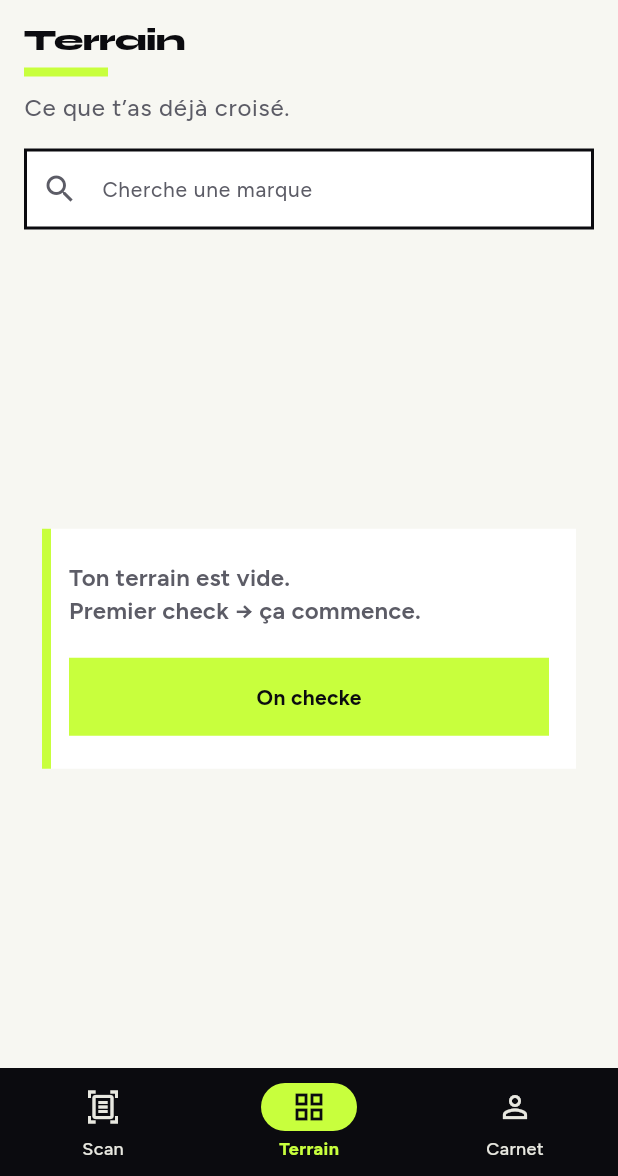
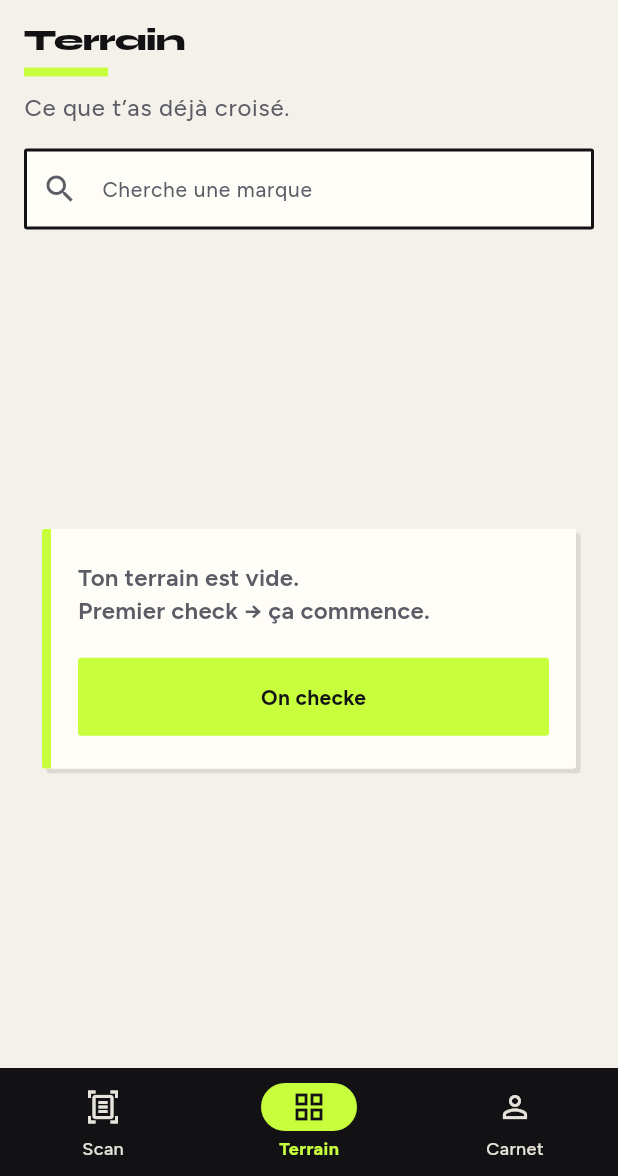
Before and after one commit to Enterenn/ceaki, a Flutter app: the screen it shows after launch, item 2 of the bottom bar chosen, on a phone screen of 412 x 824 dp, the part 60-1236 px from its top. Run offline on Flutter 3.47's test engine with Material 3 defaults, Android fonts, the phone set to English and light mode, and no system bars; our stand-ins replace drift, drift_flutter, flutter_riverpod, permission_handler; missing offline and left inert: mobile_scanner; accounts and stored records are empty; generated files the repository leaves out were written again.

Commit message:
Lay down A-fun zine tokens without the punk edge.
Warmer paper, soft square radius, and flat stamp shadows for sticker lift.

Co-authored-by: Cursor <cursoragent@cursor.com>

```diff
--- a/lib/ui/library/fiche_chrome.dart
+++ b/lib/ui/library/fiche_chrome.dart
@@ -33,14 +33,15 @@ class FicheSection extends StatelessWidget {
   }
 }
 
-/// Accent panel — left bar + fill. Used on result, archive, and fiches.
+/// Accent panel — left bar + optional stamp lift.
 class FichePanel extends StatelessWidget {
   const FichePanel({
     required this.child,
     this.accent = TransparenceColors.lime,
-    this.color = Colors.white,
+    this.color = TransparenceColors.panel,
     this.padding = const EdgeInsets.fromLTRB(16, 16, 16, 16),
     this.margin = const EdgeInsets.symmetric(horizontal: 16),
+    this.lifted = true,
     super.key,
   });
 
@@ -49,6 +50,7 @@ class FichePanel extends StatelessWidget {
   final Color color;
   final EdgeInsetsGeometry padding;
   final EdgeInsetsGeometry margin;
+  final bool lifted;
 
   @override
   Widget build(BuildContext context) {
@@ -57,9 +59,23 @@ class FichePanel extends StatelessWidget {
       child: DecoratedBox(
         decoration: BoxDecoration(
           color: color,
-          border: Border(left: BorderSide(color: accent, width: 6)),
+          borderRadius: TransparenceRadii.all,
+          boxShadow: lifted ? TransparenceShadows.stamp : null,
         ),
-        child: Padding(padding: padding, child: child),
+        child: ClipRRect(
+          borderRadius: TransparenceRadii.all,
+          child: IntrinsicHeight(
+            child: Row(
+              crossAxisAlignment: CrossAxisAlignment.stretch,
+              children: [
+                ColoredBox(color: accent, child: const SizedBox(width: 6)),
+                Expanded(
+                  child: Padding(padding: padding, child: child),
+                ),
+              ],
+            ),
+          ),
+        ),
       ),
     );
   }
@@ -84,7 +100,7 @@ class FicheNavRow extends StatelessWidget {
   Widget build(BuildContext context) {
     final theme = Theme.of(context);
     return Material(
-      color: Colors.white,
+      color: TransparenceColors.panel,
       child: InkWell(
         onTap: onTap,
         child: Padding(
--- a/lib/ui/library/library_page.dart
+++ b/lib/ui/library/library_page.dart
@@ -179,16 +179,20 @@ class _FilterChip extends StatelessWidget {
   Widget build(BuildContext context) {
     final theme = Theme.of(context);
     final onSelected = color == TransparenceColors.mute
-        ? TransparenceColors.paper
+        ? TransparenceColors.panel
         : Colors.white;
     return Material(
-      color: selected ? color : Colors.white,
+      color: selected ? color : TransparenceColors.panel,
+      borderRadius: TransparenceRadii.all,
       child: InkWell(
         onTap: onTap,
+        borderRadius: TransparenceRadii.all,
         child: Container(
           padding: const EdgeInsets.symmetric(horizontal: 12, vertical: 8),
           decoration: BoxDecoration(
+            borderRadius: TransparenceRadii.all,
             border: Border.all(color: color, width: 1.5),
+            boxShadow: selected ? null : TransparenceShadows.stamp,
           ),
           child: Text(
             label,
--- a/lib/ui/theme.dart
+++ b/lib/ui/theme.dart
@@ -1,14 +1,40 @@
 import 'package:flutter/material.dart';
 
-/// Ink, paper, acid lime — punchy without the usual AI purple/cream look.
+/// A-fun zine tokens — playful sticker energy, not punk tract.
 abstract final class TransparenceColors {
-  static const ink = Color(0xFF0B0B0F);
-  static const paper = Color(0xFFF7F7F2);
+  static const ink = Color(0xFF121214);
+  static const paper = Color(0xFFF3F1E9);
+  static const panel = Color(0xFFFFFDF8);
   static const lime = Color(0xFFC8FF3D);
   static const coral = Color(0xFFFF3D5A);
   static const leaf = Color(0xFF12B886);
-  static const mist = Color(0xFFE8E8E0);
+  static const mist = Color(0xFFE6E4DA);
   static const mute = Color(0xFF5C5C66);
+}
+
+/// Soft square — fun sticker, not pill.
+abstract final class TransparenceRadii {
+  static const double sm = 2;
+  static const BorderRadius all = BorderRadius.all(Radius.circular(sm));
+}
+
+/// Flat offset shadow — sticker lift, no soft blur.
+abstract final class TransparenceShadows {
+  static const List<BoxShadow> stamp = [
+    BoxShadow(
+      color: Color(0x1A121214),
+      offset: Offset(3, 3),
+      blurRadius: 0,
+    ),
+  ];
+
+  static const List<BoxShadow> stampStrong = [
+    BoxShadow(
+      color: Color(0x28121214),
+      offset: Offset(4, 4),
+      blurRadius: 0,
+    ),
+  ];
 }
 
 ThemeData transparenceTheme() {
@@ -25,7 +51,7 @@ ThemeData transparenceTheme() {
     surfaceContainerHighest: TransparenceColors.mist,
     onSurfaceVariant: TransparenceColors.mute,
     outline: Color(0xFF2A2A32),
-    outlineVariant: Color(0xFFC8C8BE),
+    outlineVariant: Color(0xFFC8C6BC),
   );
 
   final display = TextStyle(
@@ -87,6 +113,7 @@ ThemeData transparenceTheme() {
     useMaterial3: true,
     colorScheme: seed,
     scaffoldBackgroundColor: TransparenceColors.paper,
+    cardColor: TransparenceColors.panel,
     textTheme: text,
     appBarTheme: AppBarTheme(
       backgroundColor: TransparenceColors.paper,
@@ -124,7 +151,7 @@ ThemeData transparenceTheme() {
         foregroundColor: TransparenceColors.lime,
         minimumSize: const Size.fromHeight(56),
         shape: const RoundedRectangleBorder(
-          borderRadius: BorderRadius.zero,
+          borderRadius: TransparenceRadii.all,
         ),
         textStyle: text.labelLarge,
       ),
@@ -135,7 +162,7 @@ ThemeData transparenceTheme() {
         minimumSize: const Size.fromHeight(52),
         side: const BorderSide(color: TransparenceColors.ink, width: 2),
         shape: const RoundedRectangleBorder(
-          borderRadius: BorderRadius.zero,
+          borderRadius: TransparenceRadii.all,
         ),
         textStyle: text.labelLarge,
       ),
@@ -151,21 +178,21 @@ ThemeData transparenceTheme() {
     ),
     inputDecorationTheme: InputDecorationTheme(
       filled: true,
-      fillColor: Colors.white,
+      fillColor: TransparenceColors.panel,
       border: const OutlineInputBorder(
-        borderRadius: BorderRadius.zero,
+        borderRadius: TransparenceRadii.all,
         borderSide: BorderSide(color: TransparenceColors.ink, width: 2),
       ),
       enabledBorder: const OutlineInputBorder(
-        borderRadius: BorderRadius.zero,
+        borderRadius: TransparenceRadii.all,
         borderSide: BorderSide(color: TransparenceColors.ink, width: 2),
       ),
       focusedBorder: const OutlineInputBorder(
-        borderRadius: BorderRadius.zero,
+        borderRadius: TransparenceRadii.all,
         borderSide: BorderSide(color: TransparenceColors.ink, width: 2.5),
       ),
       errorBorder: const OutlineInputBorder(
-        borderRadius: BorderRadius.zero,
+        borderRadius: TransparenceRadii.all,
         borderSide: BorderSide(color: TransparenceColors.coral, width: 2),
       ),
       hintStyle: text.bodyMedium?.copyWith(color: TransparenceColors.mute),
@@ -178,7 +205,7 @@ ThemeData transparenceTheme() {
       secondaryLabelStyle: text.labelMedium!,
       padding: const EdgeInsets.symmetric(horizontal: 10, vertical: 8),
       shape: const RoundedRectangleBorder(
-        borderRadius: BorderRadius.zero,
+        borderRadius: TransparenceRadii.all,
         side: BorderSide(color: TransparenceColors.ink, width: 1.5),
       ),
       side: const BorderSide(color: TransparenceColors.ink, width: 1.5),
@@ -200,7 +227,9 @@ ThemeData transparenceTheme() {
         color: TransparenceColors.lime,
       ),
       behavior: SnackBarBehavior.floating,
-      shape: const RoundedRectangleBorder(borderRadius: BorderRadius.zero),
+      shape: const RoundedRectangleBorder(
+        borderRadius: TransparenceRadii.all,
+      ),
     ),
   );
 }
```
